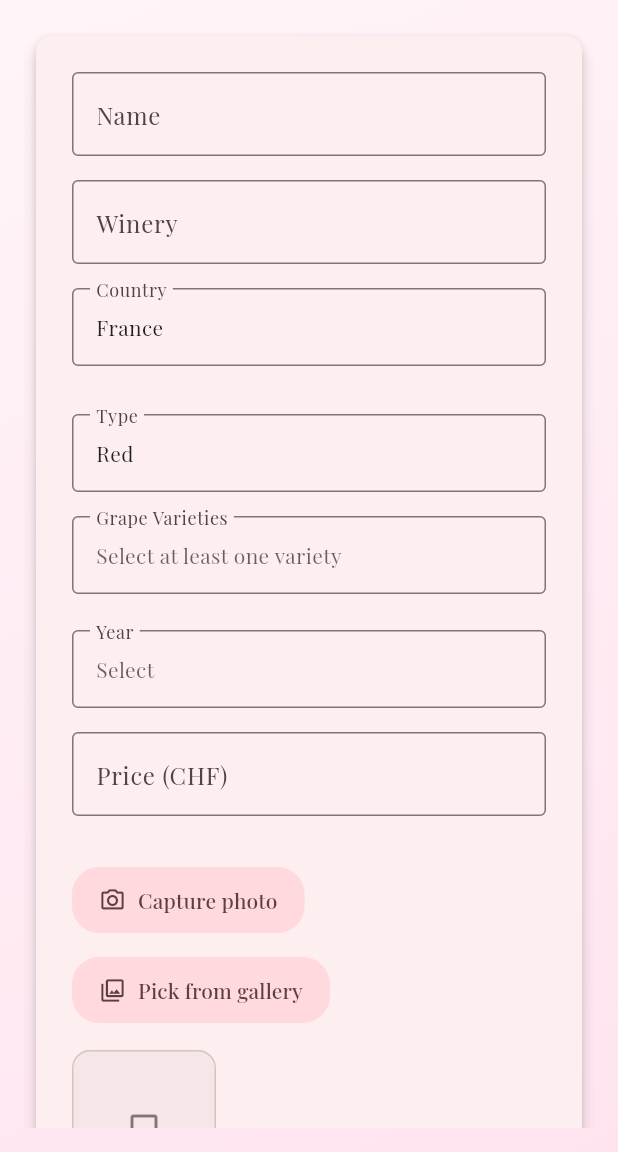
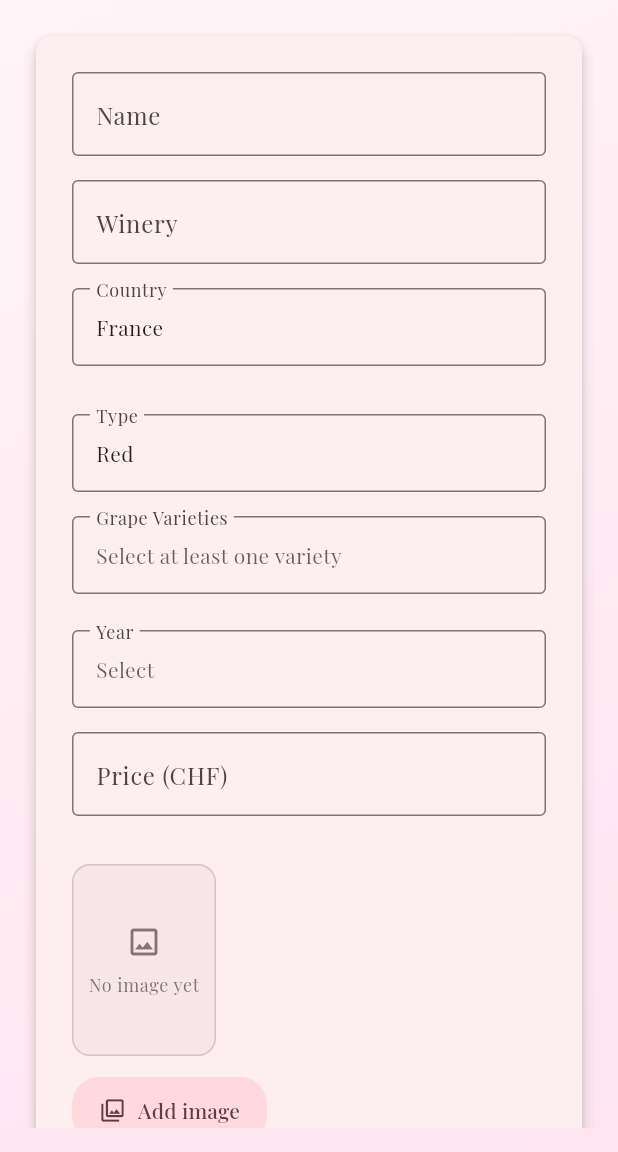
Before and after one commit to Ferrea-96/wiih, a Flutter app: the AddWinePage screen opened directly, on a phone screen of 412 x 824 dp, the part 84-1236 px from its top. Run offline on Flutter 3.47's test engine with Material 3 defaults, Android fonts, the phone set to English and light mode, and no system bars; our stand-ins replace cloud_firestore, firebase_auth, firebase_core, firebase_storage, flutter_image_compress, google_fonts and 4 more; missing offline and left inert: firebase_app_check; accounts and stored records are empty.

Commit message:
refactor: simplify image selection buttons in Add and Edit Wine pages

```diff
--- a/lib/src/features/cellar/presentation/pages/add_wine_page.dart
+++ b/lib/src/features/cellar/presentation/pages/add_wine_page.dart
@@ -351,26 +351,14 @@ class _AddWinePageState extends State<AddWinePage> {
       child: Column(
         crossAxisAlignment: CrossAxisAlignment.start,
         children: [
-          Wrap(
-            spacing: 12,
-            runSpacing: 12,
-            children: [
-              FilledButton.tonalIcon(
-                style: buttonStyle,
-                onPressed: _captureImage,
-                icon: const Icon(Icons.camera_alt_outlined),
-                label: const Text('Capture photo'),
-              ),
-              FilledButton.tonalIcon(
-                style: buttonStyle,
-                onPressed: _pickImage,
-                icon: const Icon(Icons.photo_library_outlined),
-                label: const Text('Pick from gallery'),
-              ),
-            ],
+          preview,
+          const SizedBox(height: 12),
+          FilledButton.tonalIcon(
+            style: buttonStyle,
+            onPressed: _pickImage,
+            icon: const Icon(Icons.photo_library_outlined),
+            label: Text(_image == null ? 'Add image' : 'Change image'),
           ),
-          const SizedBox(height: 16),
-          preview,
         ],
       ),
     );
@@ -448,13 +436,6 @@ class _AddWinePageState extends State<AddWinePage> {
     final pickedImage = await pickImage();
     if (pickedImage != null) {
       setState(() => _image = pickedImage);
-    }
-  }
-
-  Future<void> _captureImage() async {
-    final capturedImage = await captureImage();
-    if (capturedImage != null) {
-      setState(() => _image = capturedImage);
     }
   }
 
```
Also changed, not shown: lib/src/features/cellar/presentation/pages/edit_wine_page.dart (+7 -26 lines).
